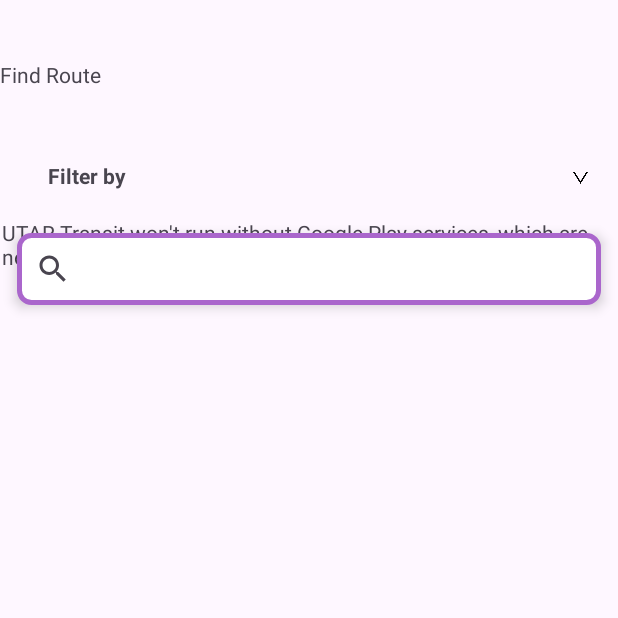
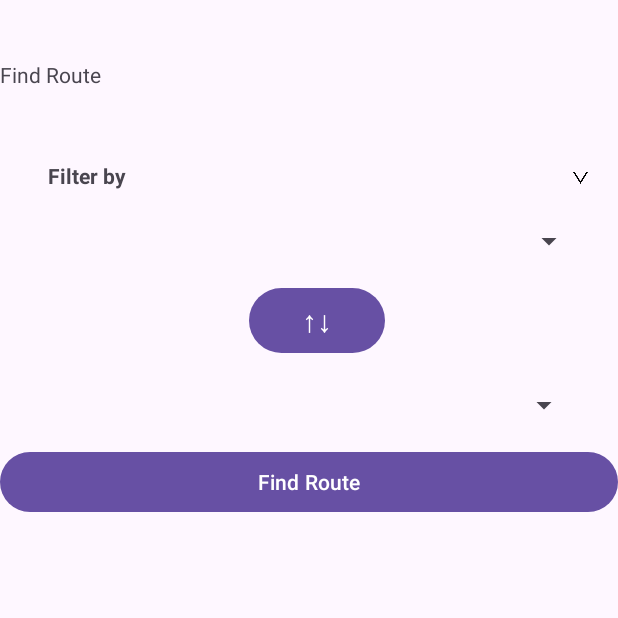
Before and after one commit to CTMX-Zhen/UTAR-Transit, an Android app: the screen it shows after launch (OptimizationRoute), on a phone screen of 412 x 824 dp, the top half of it. Run offline under Robolectric (Android 15) with nearby library versions, the phone set to English and light mode, and no system bars; our stand-ins replace Firebase (no records; nobody signed in at launch, a user with empty details on screens opened directly).

Commit message:
get data from supabase and display by spinner

```diff
--- a/app/src/main/java/my/edu/utar/utartransit/OptimizationRoute.java
+++ b/app/src/main/java/my/edu/utar/utartransit/OptimizationRoute.java
@@ -8,8 +8,12 @@ import android.location.Location;
 import android.os.Bundle;
 import android.util.Log;
 import android.view.View;
+import android.widget.AdapterView;
+import android.widget.ArrayAdapter;
+import android.widget.Button;
 import android.widget.LinearLayout;
 import android.widget.SearchView;
+import android.widget.Spinner;
 import android.widget.Toast;
 import android.widget.ToggleButton;
 
@@ -24,6 +28,7 @@ import com.google.android.gms.maps.GoogleMap;
 import com.google.android.gms.maps.OnMapReadyCallback;
 import com.google.android.gms.maps.SupportMapFragment;
 import com.google.android.gms.maps.model.LatLng;
+import com.google.android.gms.maps.model.LatLngBounds;
 import com.google.android.gms.maps.model.MarkerOptions;
 import com.google.android.gms.tasks.OnFailureListener;
 import com.google.android.gms.tasks.OnSuccessListener;
@@ -32,6 +37,7 @@ import com.google.firebase.firestore.DocumentReference;
 import com.google.firebase.firestore.FirebaseFirestore;
 import com.google.gson.Gson;
 
+import org.jetbrains.annotations.NotNull;
 import org.json.JSONArray;
 import org.json.JSONException;
 import org.json.JSONObject;
@@ -45,14 +51,18 @@ import java.net.URL;
 import java.util.ArrayList;
 import java.util.Arrays;
 import java.util.HashMap;
+import java.util.HashSet;
 import java.util.List;
 import java.util.Map;
+import java.util.Set;
 
+import okhttp3.Call;
+import okhttp3.Callback;
 import okhttp3.OkHttpClient;
 import okhttp3.Request;
 import okhttp3.Response;
 
-public class OptimizationRoute extends AppCompatActivity implements OnMapReadyCallback {
+public class OptimizationRoute extends AppCompatActivity {
 
     // Filtter by
     private ToggleButton toggleFilterBy;
@@ -62,18 +72,24 @@ public class OptimizationRoute extends AppCompatActivity implements OnMapReadyCa
     private LinearLayout checkboxContainer1_1;
     private LinearLayout checkboxContainer1_2;
 
-    // Google map
-    private final int FINE_PERMISSION_CODE = 1;
-    private GoogleMap mMap;
-    private SearchView mapSearchView;
-    Location currentLocation;
-    FusedLocationProviderClient fusedLocationProviderClient;
-
     // Supabase
     private static final String SUPABASE_URL = "https://slyrebgznitqrqnzoquz.supabase.co";
     private static final String SUPABASE_KEY = "eyJhbGciOiJIUzI1NiIsInR5cCI6IkpXVCJ9.eyJpc3MiOiJzdXBhYmFzZSIsInJlZiI6InNseXJlYmd6bml0cXJxbnpvcXV6Iiwicm9sZSI6ImFub24iLCJpYXQiOjE3MTI0MDg0MTIsImV4cCI6MjAyNzk4NDQxMn0.nPI7wkSGCBJHisTWvYOW1qNA8V6WnaZpssydh-l5Ugc";
     private OkHttpClient client = new OkHttpClient();
-    private Gson gson = new Gson();
+
+    // list for spinner
+    private ArrayList<String> stopNames = new ArrayList<>();
+    private ArrayList<Double> stopLatitudes = new ArrayList<>();
+    private ArrayList<Double> stopLongitudes = new ArrayList<>();
+    // Initialize Spinners
+    private Spinner spinnerDeparture;
+    private Spinner spinnerArrival;
+    private ArrayAdapter<String> departureAdapter;
+    private ArrayAdapter<String> arrivalAdapter;
+
+    // switchButton
+    private Button switchButton;;
+    private Button buttonFindRoute;
 
     @Override
     protected void onCreate(Bundle savedInstanceState) {
@@ -116,168 +132,162 @@ public class OptimizationRoute extends AppCompatActivity implements OnMapReadyCa
             }
         });
 
-        // Google map
-        mapSearchView = findViewById(R.id.mapSearch);
-        mapSearchView.setQueryHint("Search...");
+        // Supabase
+        // Call methods to fetch data
+        fetchBusStopsData();
+        fetchBuggyStopsData();
 
-        mapSearchView.setOnQueryTextListener(new SearchView.OnQueryTextListener() {
+        // Spinners
+        spinnerDeparture = findViewById(R.id.spinnerDeparture);
+        spinnerArrival = findViewById(R.id.spinnerArrival);
+        departureAdapter = new ArrayAdapter<>(this, android.R.layout.simple_spinner_item, stopNames);
+        arrivalAdapter = new ArrayAdapter<>(this, android.R.layout.simple_spinner_item, stopNames);
+
+        departureAdapter.setDropDownViewResource(android.R.layout.simple_spinner_dropdown_item);
+        arrivalAdapter.setDropDownViewResource(android.R.layout.simple_spinner_dropdown_item);
+
+        spinnerDeparture.setAdapter(departureAdapter);
+        spinnerArrival.setAdapter(arrivalAdapter);
+
+        spinnerDeparture.setOnItemSelectedListener(new AdapterView.OnItemSelectedListener() {
             @Override
-            public boolean onQueryTextSubmit(String query) {
-                String location = mapSearchView.getQuery().toString();
-                List<Address> addressList = null;
-                if (location != null) {
-                    Geocoder geocoder = new Geocoder(OptimizationRoute.this);
-                    try {
-                        addressList = geocoder.getFromLocationName(location, 1);
-                    } catch (IOException e) {
-                        throw new RuntimeException(e);
+            public void onItemSelected(AdapterView<?> parent, View view, int position, long id) {
+                String selectedItem = parent.getItemAtPosition(position).toString();
+                //Toast.makeText(OptimizationRoute.this, "Departure Selected: " + selectedItem, Toast.LENGTH_SHORT).show();
             }
-                    Address address = addressList.get(0);
-                    LatLng latLng = new LatLng(address.getLatitude(), address.getLongitude());
-                    mMap.addMarker(new MarkerOptions().position(latLng).title(location));
-                    mMap.animateCamera(CameraUpdateFactory.newLatLngZoom(latLng, 13));
+            @Override
+            public void onNothingSelected(AdapterView<?> parent) {
+                // Handle no selection if needed
             }
-                return false;
+        });
+
+        spinnerArrival.setOnItemSelectedListener(new AdapterView.OnItemSelectedListener() {
+            @Override
+            public void onItemSelected(AdapterView<?> parent, View view, int position, long id) {
+                String selectedItem = parent.getItemAtPosition(position).toString();
+                //Toast.makeText(OptimizationRoute.this, "Arrival Selected: " + selectedItem, Toast.LENGTH_SHORT).show();
+            }
+            @Override
+            public void onNothingSelected(AdapterView<?> parent) {
+                // Handle no selection if needed
+            }
+        });
+
+        // Set up the switchButton
+        switchButton = findViewById(R.id.switchButton);
+        switchButton.setOnClickListener(new View.OnClickListener() {
+            @Override
+            public void onClick(View v) {
+                // Get the selected items
+                String selectedDeparture = (String) spinnerDeparture.getSelectedItem();
+                String selectedArrival = (String) spinnerArrival.getSelectedItem();
+
+                // Swap selected items
+                spinnerDeparture.setSelection(arrivalAdapter.getPosition(selectedArrival));
+                spinnerArrival.setSelection(departureAdapter.getPosition(selectedDeparture));
+            }
+        });
+    }
+
+    //supabase
+    private void fetchBusStopsData() {
+        String url = SUPABASE_URL + "/rest/v1/bus_stops?select=stop_name,latitude,longitude";
+
+        Request request = new Request.Builder()
+                .url(url)
+                .addHeader("apikey", SUPABASE_KEY)
+                .build();
+
+        client.newCall(request).enqueue(new Callback() {
+            @Override
+            public void onFailure(@NotNull Call call, @NotNull IOException e) {
+                Log.e("Supabase", "Error fetching bus stops data: " + e.getMessage());
             }
 
             @Override
-            public boolean onQueryTextChange(String newText) {
-                return false;
+            public void onResponse(@NotNull Call call, @NotNull Response response) throws IOException {
+                if (response.isSuccessful()) {
+                    String responseBody = response.body().string();
+                    try {
+                        JSONArray jsonArray = new JSONArray(responseBody);
+                        for (int i = 0; i < jsonArray.length(); i++) {
+                            JSONObject jsonObject = jsonArray.getJSONObject(i);
+                            String stopName = jsonObject.getString("stop_name");
+                            double latitude = jsonObject.getDouble("latitude");
+                            double longitude = jsonObject.getDouble("longitude");
+                            addUniqueStop(stopName, latitude, longitude);
+                        }
+                        runOnUiThread(new Runnable() {
+                            @Override
+                            public void run() {
+                                departureAdapter.notifyDataSetChanged();
+                                arrivalAdapter.notifyDataSetChanged();
                             }
                         });
-
-        fusedLocationProviderClient = LocationServices.getFusedLocationProviderClient(this);
-        getLastLocation();
-
-        // supabase, fetch all the table data from supabase
-        fetchTableDataForBusSchedule();
-        fetchTableDataForBuggySchedule();
+                    } catch (JSONException e) {
+                        Log.e("Supabase", "Error parsing bus stops JSON: " + e.getMessage());
                     }
-
-    // Google Map
-    private void getLastLocation() {
-        if (ActivityCompat.checkSelfPermission(this, android.Manifest.permission.ACCESS_FINE_LOCATION) != PackageManager.PERMISSION_GRANTED && ActivityCompat.checkSelfPermission(this, android.Manifest.permission.ACCESS_COARSE_LOCATION) != PackageManager.PERMISSION_GRANTED) {
-            ActivityCompat.requestPermissions(this, new String[]{Manifest.permission.ACCESS_FINE_LOCATION}, FINE_PERMISSION_CODE);
-            return;
-        }
-        Task<Location> task = fusedLocationProviderClient.getLastLocation();
-        task.addOnSuccessListener(new OnSuccessListener<Location>() {
-            @Override
-            public void onSuccess(Location location) {
-                if (location != null) {
-                    currentLocation = location;
-
-                    SupportMapFragment mapFragment = (SupportMapFragment) getSupportFragmentManager().findFragmentById(R.id.map);
-                    mapFragment.getMapAsync(OptimizationRoute.this);
+                } else {
+                    Log.e("Supabase", "Unexpected code " + response);
                 }
             }
         });
     }
 
-    @Override
-    public void onMapReady(@NonNull GoogleMap googleMap) {
+    private void fetchBuggyStopsData() {
+        String url = SUPABASE_URL + "/rest/v1/buggy_stops?select=stop_name,latitude,longitude";
 
-        mMap = googleMap;
-        LatLng location = new LatLng(currentLocation.getLatitude(), currentLocation.getLongitude());
-        mMap.addMarker(new MarkerOptions().position(location).title("My Location"));
-        mMap.moveCamera(CameraUpdateFactory.newLatLngZoom(location, 13));
-
-        mMap.getUiSettings().setZoomControlsEnabled(true);
-        mMap.getUiSettings().setCompassEnabled(true);
-        mMap.getUiSettings().setZoomGesturesEnabled(true);
-        //mMap.getUiSettings().setScrollGesturesEnabled(true);
-    }
-
-    @Override
-    public void onRequestPermissionsResult(int requestCode, @NonNull String[] permissions, @NonNull int[] grantResults) {
-        super.onRequestPermissionsResult(requestCode, permissions, grantResults);
-        if (requestCode == FINE_PERMISSION_CODE) {
-            if (grantResults.length > 0 && grantResults[0] == PackageManager.PERMISSION_GRANTED) {
-                getLastLocation();
-            } else {
-                Toast.makeText(this, "Location permission is denied, please allow the permission.", Toast.LENGTH_SHORT).show();
-            }
-        }
-    }
-
-    // Supabase
-    // fetch data for bus's tables
-    private void fetchTableDataForBusSchedule() {
-        List<String> tableNames1 = Arrays.asList(
-                "bus_schedule",
-                "bus_route",
-                "bus_stops",
-                "bus_trips",
-                "bus_trip_stop",
-                "bus_period",
-                "bus_additional_trip_stop",
-                "bus_additional_trips",
-                "bus_available_date",
-                "bus_cancelled_trips"
-        );
-
-        new Thread(() -> {
-            try {
-                for (String tableName1 : tableNames1) {
-                    String url = SUPABASE_URL + "/rest/v1/" + tableName1 + "?select=*";
         Request request = new Request.Builder()
                 .url(url)
                 .addHeader("apikey", SUPABASE_KEY)
                 .build();
 
-                    try (Response response = client.newCall(request).execute()) {
-                        if (!response.isSuccessful()) {
-                            throw new IOException("Unexpected code " + response);
+        client.newCall(request).enqueue(new Callback() {
+            @Override
+            public void onFailure(@NotNull Call call, @NotNull IOException e) {
+                Log.e("Supabase", "Error fetching buggy stops data: " + e.getMessage());
             }
 
+            @Override
+            public void onResponse(@NotNull Call call, @NotNull Response response) throws IOException {
+                if (response.isSuccessful()) {
                     String responseBody = response.body().string();
-                        Log.d("Supabase", "Table " + tableName1 + " Data: " + responseBody);
-
-                        // Parse responseBody using Gson into your model classes if needed
-                        // Example: YourModelClass model = gson.fromJson(responseBody, YourModelClass.class);
+                    try {
+                        JSONArray jsonArray = new JSONArray(responseBody);
+                        for (int i = 0; i < jsonArray.length(); i++) {
+                            JSONObject jsonObject = jsonArray.getJSONObject(i);
+                            String stopName = jsonObject.getString("stop_name");
+                            double latitude = jsonObject.getDouble("latitude");
+                            double longitude = jsonObject.getDouble("longitude");
+                            addUniqueStop(stopName, latitude, longitude);
+                        }
+                        runOnUiThread(new Runnable() {
+                            @Override
+                            public void run() {
+                                departureAdapter.notifyDataSetChanged();
+                                arrivalAdapter.notifyDataSetChanged();
+                            }
+                        });
+                    } catch (JSONException e) {
+                        Log.e("Supabase", "Error parsing buggy stops JSON: " + e.getMessage());
+                    }
+                } else {
+                    Log.e("Supabase", "Unexpected code " + response);
                 }
             }
-            } catch (IOException e) {
-                Log.e("Supabase", "Error fetching table data: " + e.getMessage());
-            }
-        }).start();
+        });
     }
 
-    // fetch data for buggy's tables
-    private void fetchTableDataForBuggySchedule() {
-        List<String> tableNames2 = Arrays.asList(
-                "buggy_schedule",
-                "buggy_stops",
-                "buggy_trips",
-                "buggy_trip_stop",
-                "buggy_cancelled_trip",
-                "buggy_is_cancelled"
-        );
-
-        new Thread(() -> {
-            try {
-                for (String tableName2 : tableNames2) {
-                    String url = SUPABASE_URL + "/rest/v1/" + tableName2 + "?select=*";
-                    Request request = new Request.Builder()
-                            .url(url)
-                            .addHeader("apikey", SUPABASE_KEY)
-                            .build();
-
-                    try (Response response = client.newCall(request).execute()) {
-                        if (!response.isSuccessful()) {
-                            throw new IOException("Unexpected code " + response);
+    // add a unique stop name to the list
+    private synchronized void addUniqueStop(String stopName, double latitude, double longitude) {
+        if (!stopNames.contains(stopName)) {
+            stopNames.add(stopName);
         }
-
-                        String responseBody = response.body().string();
-                        Log.d("Supabase", "Table " + tableName2 + " Data: " + responseBody);
-
-                        // Parse responseBody using Gson into your model classes if needed
-                        // Example: YourModelClass model = gson.fromJson(responseBody, YourModelClass.class);
+        if (!stopLatitudes.contains(latitude)) {
+            stopLatitudes.add(latitude);
+        }
+        if (!stopLongitudes.contains(longitude)) {
+            stopLongitudes.add(longitude);
         }
     }
-            } catch (IOException e) {
-                Log.e("Supabase", "Error fetching table data: " + e.getMessage());
 }
-        }).start();
-    }
-}
--- a/app/src/main/res/layout/activity_optimization_route.xml
+++ b/app/src/main/res/layout/activity_optimization_route.xml
@@ -200,8 +200,9 @@
     <!-- Filter by End -->
 
     <LinearLayout
-        android:layout_width="409dp"
-        android:layout_height="626dp"
+        android:id="@+id/linearLayout3"
+        android:layout_width="match_parent"
+        android:layout_height="wrap_content"
         android:orientation="vertical"
         app:layout_constraintEnd_toEndOf="parent"
         app:layout_constraintStart_toStartOf="parent"
@@ -211,29 +212,63 @@
             android:layout_width="match_parent"
             android:layout_height="200dp">
 
-            <!--fragment to display our maps-->
-            <fragment
-                android:id="@+id/map"
-                android:name="com.google.android.gms.maps.SupportMapFragment"
-                android:layout_width="match_parent"
-                android:layout_height="match_parent"
-                tools:context=".OptimizationRoute" />
+            <!-- Departure Place Spinner -->
+            <Spinner
+                android:id="@+id/spinnerDeparture"
+                android:layout_width="400dp"
+                android:layout_height="wrap_content"
+                android:layout_alignParentStart="true"
+                android:layout_alignParentTop="true"
+                android:layout_alignParentEnd="true"
+                android:layout_marginStart="25dp"
+                android:layout_marginTop="3dp"
+                android:layout_marginEnd="22dp"
+                android:layout_weight="1"
+                android:prompt="@string/select_departure_place" />
 
-            <!--search view to search our location -->
-            <SearchView
-                android:id="@+id/mapSearch"
+            <!-- switch departure and arrival  -->
+            <Button
+                android:id="@+id/switchButton"
+                android:layout_width="wrap_content"
+                android:layout_height="wrap_content"
+                android:layout_above="@+id/spinnerArrival"
+                android:layout_below="@+id/spinnerDeparture"
+                android:layout_alignParentStart="true"
+                android:layout_alignParentEnd="true"
+                android:layout_marginStart="166dp"
+                android:layout_marginTop="15dp"
+                android:layout_marginEnd="155dp"
+                android:layout_marginBottom="15dp"
+                android:text="↑↓"
+                android:textSize="20sp" />
+
+            <!-- Arrival Place Spinner -->
+            <Spinner
+                android:id="@+id/spinnerArrival"
+                android:layout_width="400dp"
+                android:layout_height="wrap_content"
+                android:layout_above="@+id/buttonFindRoute"
+                android:layout_alignParentStart="true"
+                android:layout_alignParentEnd="true"
+                android:layout_marginStart="22dp"
+                android:layout_marginTop="3dp"
+                android:layout_marginEnd="25dp"
+                android:layout_marginBottom="15dp"
+                android:layout_weight="1"
+                android:prompt="@string/select_arrival_place" />
+
+            <!-- Find Route function -->
+            <Button
+                android:id="@+id/buttonFindRoute"
                 android:layout_width="match_parent"
                 android:layout_height="wrap_content"
-                android:layout_margin="10dp"
-                app:queryHint="Search..."
-                app:iconifiedByDefault="false"
-                android:elevation="5dp"
-                android:background="@drawable/by_search_view"
-                app:layout_constraintStart_toStartOf="parent"
-                app:layout_constraintEnd_toEndOf="parent"
-                app:layout_constraintTop_toTopOf="parent"/>
-
+                android:layout_alignParentStart="true"
+                android:layout_alignParentEnd="true"
+                android:layout_alignParentBottom="true"
+                android:layout_marginStart="0dp"
+                android:layout_marginEnd="0dp"
+                android:layout_marginBottom="0dp"
+                android:text="Find Route" />
         </RelativeLayout>
     </LinearLayout>
-
 </androidx.constraintlayout.widget.ConstraintLayout>
--- a/app/src/main/res/values/strings.xml
+++ b/app/src/main/res/values/strings.xml
@@ -1,3 +1,5 @@
 <resources>
     <string name="app_name">UTAR Transit</string>
+    <string name="select_departure_place">Select Departure Place</string>
+    <string name="select_arrival_place">Select Departure Place</string>
 </resources>
```
Also changed, not shown: app/src/main/AndroidManifest.xml (+8 -6 lines). Lines whose indentation alone changed are shown as unchanged.
